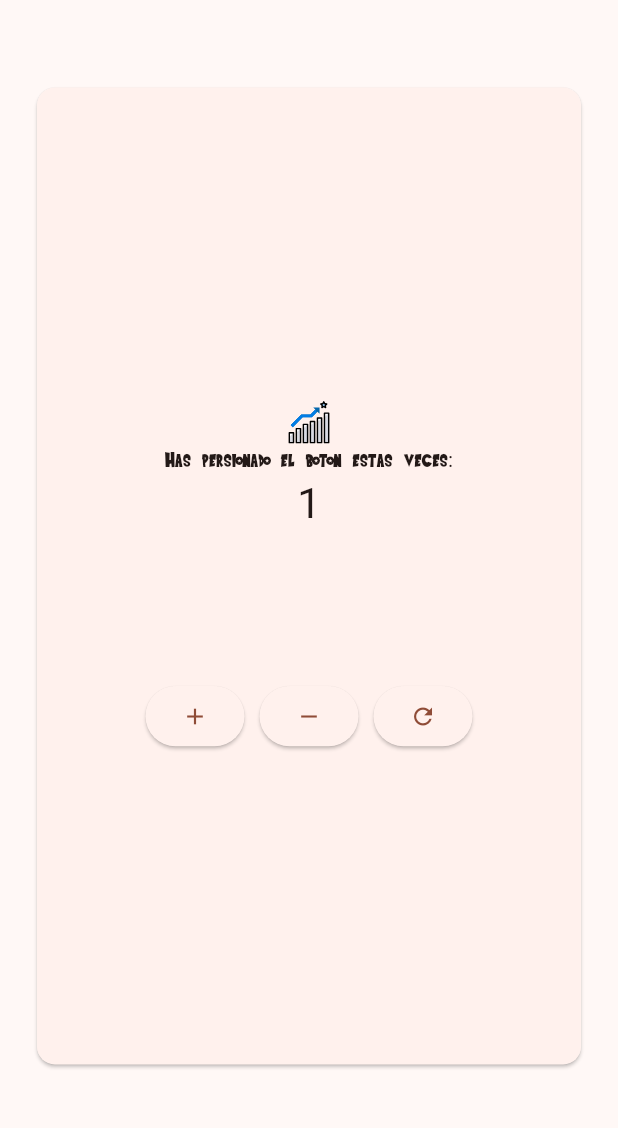
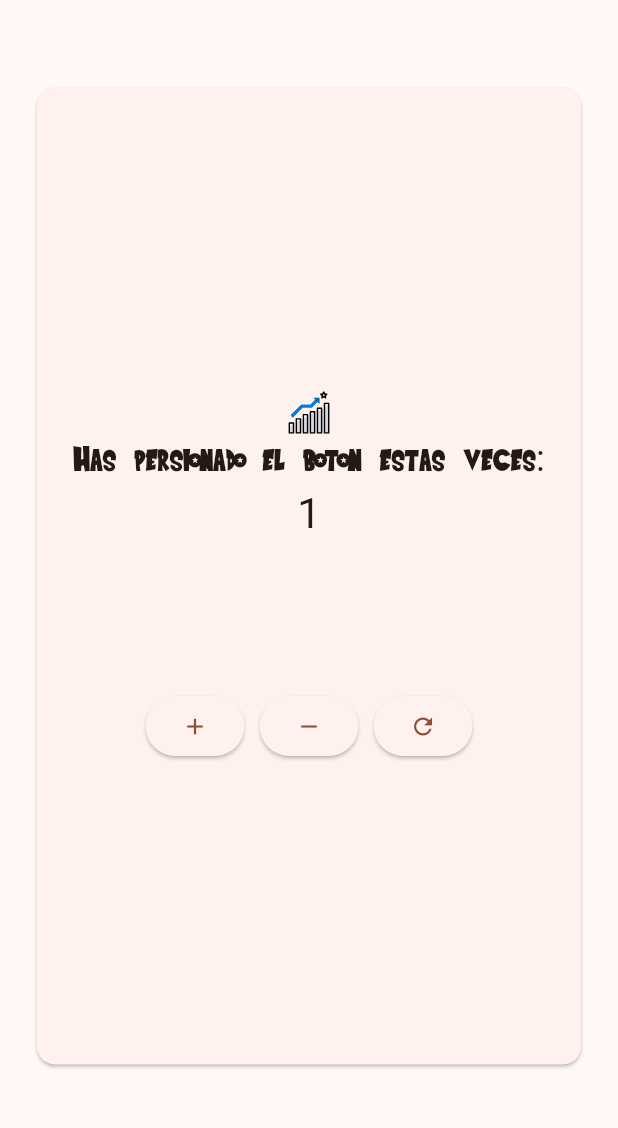
Before and after one commit to Kmilop21/3479A321_2022479009, a Flutter app: the screen it shows after launch, after a tap on the "add" icon, on a phone screen of 412 x 824 dp, the part 84-1212 px from its top. Run offline on Flutter 3.47's test engine with Material 3 defaults, Android fonts, the light colour scheme and no system bars; our stand-ins replace flutter_svg, logger.

Commit message:
Cambios en metodos y estado de juego

```diff
--- a/lib/pages/my_home_page.dart
+++ b/lib/pages/my_home_page.dart
@@ -36,11 +36,14 @@ class MyHomePage extends StatefulWidget {
 class _MyHomePageState extends State<MyHomePage> {
   int _counter = 0;
 
+  String displayedAsset = 'assets/icons/stonks.svg';
+  String displayedText = 'Has persionado el boton estas veces:';
+
   void _incrementCounter() {
     setState(() {
       _counter++;
-
       logger.i('counter increased, new count: $_counter');
+      _CheckResults();
     });
   }
 
@@ -48,6 +51,7 @@ class _MyHomePageState extends State<MyHomePage> {
     setState(() {
       _counter--;
       logger.i('counter decreased, new count: $_counter');
+      _CheckResults();
     });
   }
 
@@ -55,24 +59,26 @@ class _MyHomePageState extends State<MyHomePage> {
     setState(() {
       _counter = 0;
       logger.i('counter reseted, new count: $_counter');
+      _CheckResults();
     });
   }
 
-  List<Widget> _createPersistentButtons() {
-    return [
-      ElevatedButton(
-          onPressed: _incrementCounter, child: const Icon(Icons.add)),
-      ElevatedButton(
-          onPressed: _decreaseCounter, child: const Icon(Icons.remove)),
-      ElevatedButton(onPressed: _resetCounter, child: const Icon(Icons.refresh))
-    ];
+  void _CheckResults() {
+    if (_counter >= 5) {
+      displayedAsset = 'assets/icons/victory.svg';
+      displayedText = '¡Victoria!';
+    } else if (_counter <= -5) {
+      displayedAsset = 'assets/icons/gameover.svg';
+      displayedText = '¡Derrota!';
+    } else {
+      displayedAsset = 'assets/icons/stonks.svg';
+      displayedText = 'Has persionado el boton estas veces:';
+    }
   }
 
   @override
   Widget build(BuildContext context) {
     logger.i('MyHomePage is loading');
-
-    String stonksAsset = 'assets/icons/stonks.svg';
 
     return Scaffold(
       appBar: AppBar(
@@ -80,27 +86,34 @@ class _MyHomePageState extends State<MyHomePage> {
         title: Text(widget.title),
       ),
       body: Center(
-        child: counter(stonksAsset: stonksAsset, counter: _counter),
+        child: counter(
+            displayedAsset: displayedAsset,
+            displayedText: displayedText,
+            count: _counter,
+            incrementCounter: _incrementCounter,
+            decreaseCounter: _decreaseCounter,
+            resetCounter: _resetCounter),
       ),
-      // floatingActionButton: FloatingActionButton(
-      //   onPressed: _incrementCounter,
-      //   tooltip: 'Increment',
-      //   child: const Icon(Icons.delete),
-      // ),
-      //persistentFooterButtons: _createPersistentButtons()
     );
   }
 }
 
 class counter extends StatelessWidget {
-  const counter({
-    super.key,
-    required this.stonksAsset,
-    required int counter,
-  }) : _counter = counter;
+  const counter(
+      {super.key,
+      required this.displayedAsset,
+      required this.displayedText,
+      required this.count,
+      required this.incrementCounter,
+      required this.decreaseCounter,
+      required this.resetCounter});
 
-  final String stonksAsset;
-  final int _counter;
+  final String displayedAsset;
+  final String displayedText;
+  final int count;
+  final VoidCallback incrementCounter;
+  final VoidCallback decreaseCounter;
+  final VoidCallback resetCounter;
 
   @override
   Widget build(BuildContext context) {
@@ -116,16 +129,15 @@ class counter extends StatelessWidget {
           mainAxisAlignment: MainAxisAlignment.center,
           children: <Widget>[
             SvgPicture.asset(
-              stonksAsset,
+              displayedAsset,
               semanticsLabel: 'stonks',
               width: 30,
               height: 30,
             ),
-            const Text(
-              'Has persionado el boton estas veces:',
-            ),
+            Text(displayedText,
+                style: Theme.of(context).textTheme.headlineSmall),
             Text(
-              '$_counter',
+              '$count',
               style: Theme.of(context).textTheme.headlineMedium,
             ),
             const SizedBox(height: 100),
@@ -133,16 +145,14 @@ class counter extends StatelessWidget {
               mainAxisAlignment: MainAxisAlignment.center,
               children: <Widget>[
                 ElevatedButton(
-                    onPressed: () => _incrementCounter(context),
-                    child: const Icon(Icons.add)),
+                    onPressed: incrementCounter, child: const Icon(Icons.add)),
                 const SizedBox(width: 10),
                 ElevatedButton(
-                    onPressed: () => _decreaseCounter(context),
+                    onPressed: decreaseCounter,
                     child: const Icon(Icons.remove)),
                 const SizedBox(width: 10),
                 ElevatedButton(
-                    onPressed: () => _resetCounter(context),
-                    child: const Icon(Icons.refresh))
+                    onPressed: resetCounter, child: const Icon(Icons.refresh))
               ],
             )
           ],
@@ -150,13 +160,4 @@ class counter extends StatelessWidget {
       ),
     ));
   }
-
-  void _incrementCounter(BuildContext context) =>
-      context.findAncestorStateOfType<_MyHomePageState>()?._incrementCounter();
-
-  void _decreaseCounter(BuildContext context) =>
-      context.findAncestorStateOfType<_MyHomePageState>()?._decreaseCounter();
-
-  void _resetCounter(BuildContext context) =>
-      context.findAncestorStateOfType<_MyHomePageState>()?._resetCounter();
 }
--- a/pubspec.yaml
+++ b/pubspec.yaml
@@ -63,6 +63,8 @@ flutter:
   # To add assets to your application, add an assets section, like this:
   assets:
      - assets/icons/stonks.svg
+     - assets/icons/victory.svg
+     - assets/icons/gameover.svg
 
   # An image asset can refer to one or more resolution-specific "variants", see
   # https://flutter.dev/to/resolution-aware-images
```
Also changed, not shown: assets/icons/gameover.svg (added), assets/icons/victory.svg (added).
